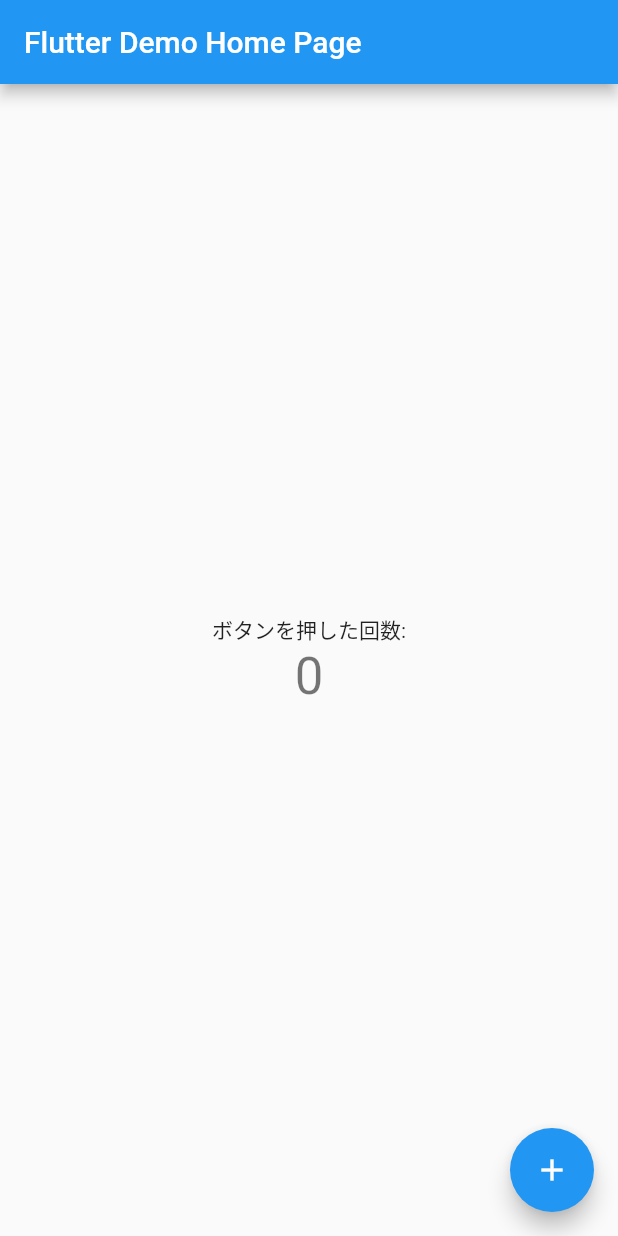
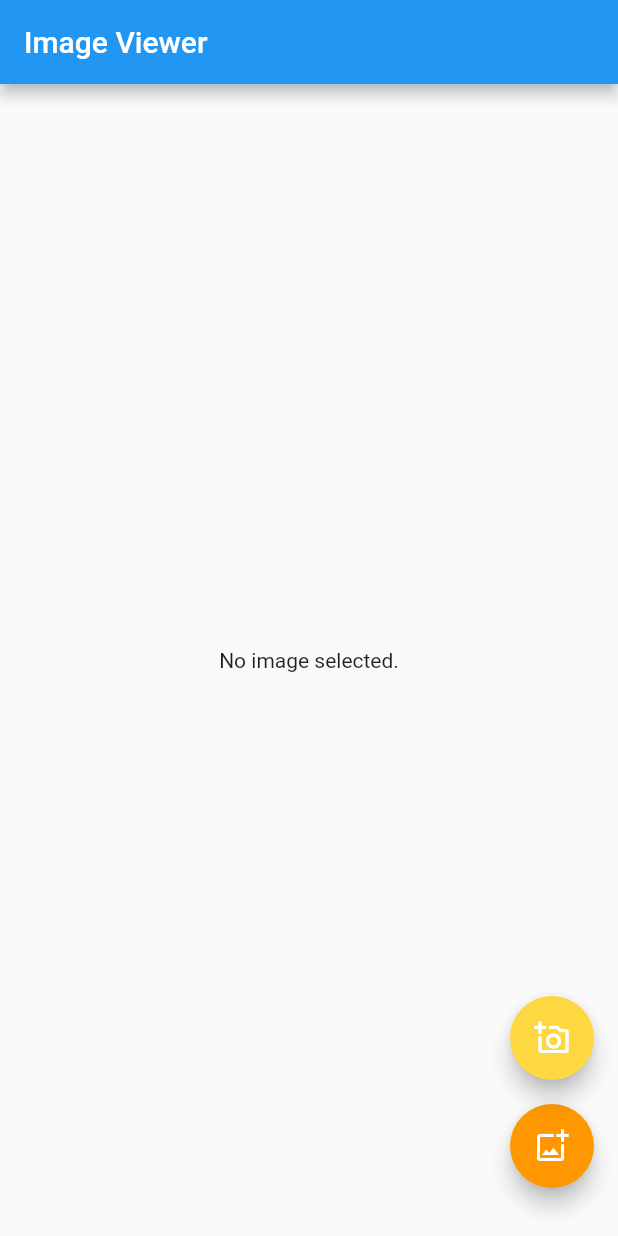
Before and after one commit to northfieldzz/image_viewer, a Flutter app: the screen it shows after launch, on a phone screen of 412 x 824 dp. Run offline on Flutter 3.47's test engine with Material 2 defaults, Android fonts, the phone set to English and light mode, and no system bars; our stand-ins replace image_picker.

Commit message:
Update: Image Viewer application

```diff
--- a/lib/main.dart
+++ b/lib/main.dart
@@ -1,113 +1,87 @@
+import 'dart:async';
+import 'dart:io';
 import 'package:flutter/material.dart';
+import 'package:image_picker/image_picker.dart';
 
 void main() {
   runApp(MyApp());
 }
 
 class MyApp extends StatelessWidget {
-  // This widget is the root of your application.
   @override
-  Widget build(BuildContext context) {
+  Widget build(BuildContext content) {
     return MaterialApp(
-      title: 'Flutter Demo',
-      theme: ThemeData(
-        // This is the theme of your application.
-        //
-        // Try running your application with "flutter run". You'll see the
-        // application has a blue toolbar. Then, without quitting the app, try
-        // changing the primarySwatch below to Colors.green and then invoke
-        // "hot reload" (press "r" in the console where you ran "flutter run",
-        // or simply save your changes to "hot reload" in a Flutter IDE).
-        // Notice that the counter didn't reset back to zero; the application
-        // is not restarted.
-        primarySwatch: Colors.blue,
-      ),
-      home: MyHomePage(title: 'Flutter Demo Home Page'),
+      title: 'Sample',
+      home: SamplePage(title: 'Image Viewer'),
     );
   }
 }
 
-class MyHomePage extends StatefulWidget {
-  MyHomePage({Key key, this.title}) : super(key: key);
-
-  // This widget is the home page of your application. It is stateful, meaning
-  // that it has a State object (defined below) that contains fields that affect
-  // how it looks.
-
-  // This class is the configuration for the state. It holds the values (in this
-  // case the title) provided by the parent (in this case the App widget) and
-  // used by the build method of the State. Fields in a Widget subclass are
-  // always marked "final".
-
+class SamplePage extends StatefulWidget {
+  SamplePage({Key key, this.title}) : super(key: key);
   final String title;
 
   @override
-  _MyHomePageState createState() => _MyHomePageState();
+  SamplePageState createState() => SamplePageState();
 }
 
-class _MyHomePageState extends State<MyHomePage> {
-  int _counter = 0;
+class SamplePageState extends State<SamplePage> {
+  File _image;
+  final picker = ImagePicker();
 
-  void _incrementCounter() {
+  // 画像の読み込み
+  Future _getCameraImage() async {
+    final pickedFile = await picker.getImage(source: ImageSource.camera);
     setState(() {
-      // This call to setState tells the Flutter framework that something has
-      // changed in this State, which causes it to rerun the build method below
-      // so that the display can reflect the updated values. If we changed
-      // _counter without calling setState(), then the build method would not be
-      // called again, and so nothing would appear to happen.
-      _counter++;
+      if (pickedFile != null) {
+        _image = File(pickedFile.path);
+      }
+    });
+  }
+
+  Future _getCameraRollImage() async {
+    final pickedFile = await picker.getImage(source: ImageSource.gallery);
+    setState(() {
+      if (pickedFile != null) {
+        _image = File(pickedFile.path);
+      }
     });
   }
 
   @override
   Widget build(BuildContext context) {
-    // This method is rerun every time setState is called, for instance as done
-    // by the _incrementCounter method above.
-    //
-    // The Flutter framework has been optimized to make rerunning build methods
-    // fast, so that you can just rebuild anything that needs updating rather
-    // than having to individually change instances of widgets.
     return Scaffold(
-      appBar: AppBar(
-        // Here we take the value from the MyHomePage object that was created by
-        // the App.build method, and use it to set our appbar title.
-        title: Text(widget.title),
-      ),
+      appBar: AppBar(title: Text(widget.title)),
       body: Center(
-        // Center is a layout widget. It takes a single child and positions it
-        // in the middle of the parent.
         child: Column(
-          // Column is also a layout widget. It takes a list of children and
-          // arranges them vertically. By default, it sizes itself to fit its
-          // children horizontally, and tries to be as tall as its parent.
-          //
-          // Invoke "debug painting" (press "p" in the console, choose the
-          // "Toggle Debug Paint" action from the Flutter Inspector in Android
-          // Studio, or the "Toggle Debug Paint" command in Visual Studio Code)
-          // to see the wireframe for each widget.
-          //
-          // Column has various properties to control how it sizes itself and
-          // how it positions its children. Here we use mainAxisAlignment to
-          // center the children vertically; the main axis here is the vertical
-          // axis because Columns are vertical (the cross axis would be
-          // horizontal).
           mainAxisAlignment: MainAxisAlignment.center,
           children: <Widget>[
-            Text(
-              'ボタンを押した回数:',
-            ),
-            Text(
-              '$_counter',
-              style: Theme.of(context).textTheme.headline4,
-            ),
+            _image == null ? Text('No image selected.') : Image.file(_image),
           ],
         ),
       ),
-      floatingActionButton: FloatingActionButton(
-        onPressed: _incrementCounter,
-        tooltip: 'Increment',
-        child: Icon(Icons.add),
-      ), // This trailing comma makes auto-formatting nicer for build methods.
+      floatingActionButton: Column(
+        verticalDirection: VerticalDirection.up, // childrenの先頭を下に配置
+        mainAxisSize: MainAxisSize.min,
+        children: <Widget>[
+          Container(
+            margin: EdgeInsets.only(bottom: 16.0),
+            child: FloatingActionButton(
+              backgroundColor: Colors.orange,
+              onPressed: _getCameraRollImage,
+              child: Icon(Icons.add_photo_alternate_outlined),
+            ),
+          ),
+          Container(
+            margin: EdgeInsets.only(bottom: 16.0),
+            child: FloatingActionButton(
+              backgroundColor: Colors.amberAccent,
+              onPressed: _getCameraImage,
+              child: Icon(Icons.add_a_photo_outlined),
+            ),
+          ),
+        ],
+      ),
     );
   }
 }
```
Also changed, not shown: pubspec.yaml (+5 -62 lines), pubspec.lock, 1 other file.
